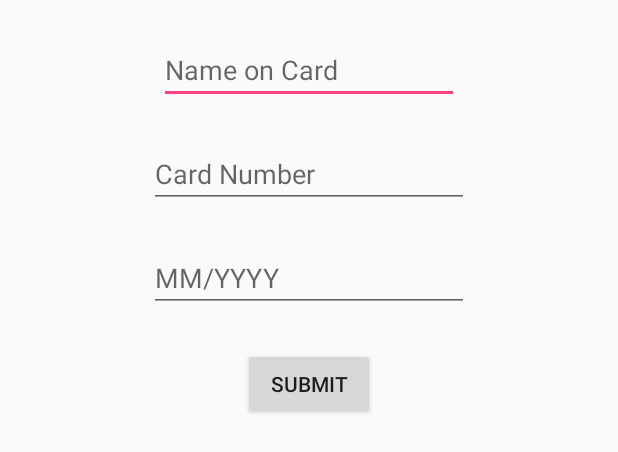
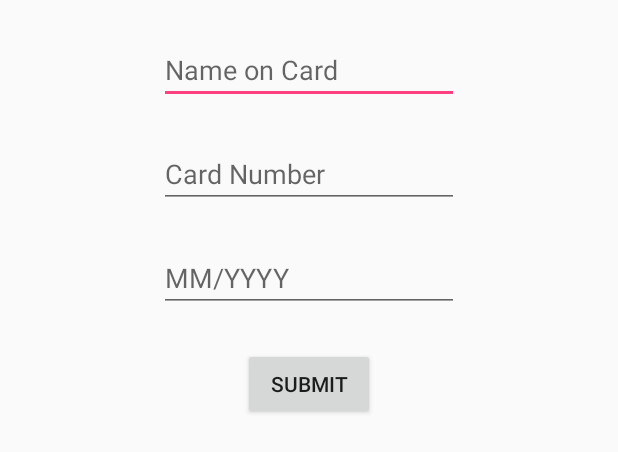
Before and after one commit to dlarsonks/Autofill-MultiStepLogin, an Android app: the layout payment_card_layout.xml on its own in the app's theme, with its tools: preview values and no code run, on a phone screen of 412 x 824 dp. Shown: the top 452 px of the screen. Run offline under Robolectric (Android 15) with nearby library versions, the light colour scheme and no system bars.

Commit message:
Removed 'number' inputType from card expiration-date field so the forward slash can be entered

```diff
--- a/app/src/main/res/layout/payment_card_layout.xml
+++ b/app/src/main/res/layout/payment_card_layout.xml
@@ -21,7 +21,7 @@
 
     <EditText
         android:id="@+id/cardNumber"
-        android:layout_width="wrap_content"
+        android:layout_width="200dp"
         android:layout_height="wrap_content"
         android:layout_marginTop="24dp"
         android:autofillHints="creditCardNumber"
@@ -34,11 +34,10 @@
 
     <EditText
         android:id="@+id/expiration"
-        android:layout_width="wrap_content"
+        android:layout_width="200dp"
         android:layout_height="wrap_content"
         android:layout_marginTop="24dp"
         android:ems="10"
-        android:inputType="number"
         android:hint="@string/card_expiration_mm_yyyy"
         android:autofillHints="creditCardExpirationDate"
         app:layout_constraintEnd_toEndOf="@+id/cardNumber"
--- a/build.gradle
+++ b/build.gradle
@@ -10,7 +10,7 @@ buildscript {
         maven { url 'https://maven.google.com' }
     }
     dependencies {
-        classpath 'com.android.tools.build:gradle:4.1.1'
+        classpath 'com.android.tools.build:gradle:4.1.2'
         classpath "org.jetbrains.kotlin:kotlin-gradle-plugin:$kotlin_version"
 
         // NOTE: Do not place your application dependencies here; they belong
```
Also changed, not shown: app/src/main/java/com/test/autofill/multisteplogin/username_and_password/UsernamePasswordTogetherActivity.kt (+0 -1 lines).
